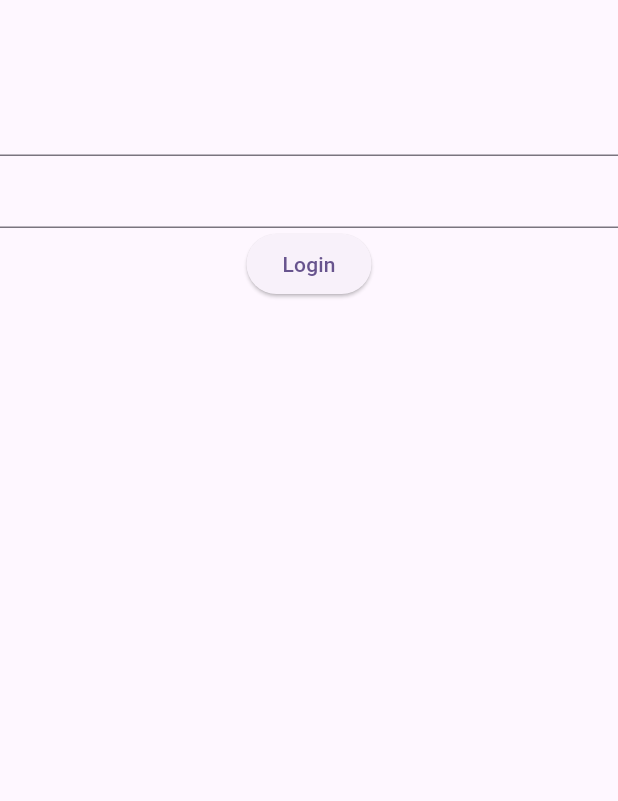
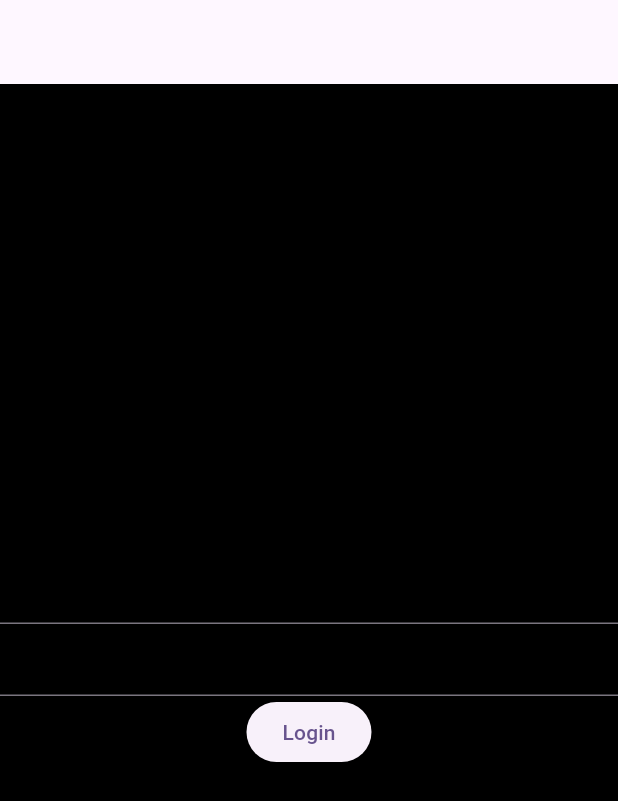
Before and after one commit to TunahanKaryagdi/bloc_example, a Flutter app: the screen it shows after launch, on a phone screen of 412 x 824 dp. Shown: the top 801 px of the screen. Run offline on Flutter 3.47's test engine with Material 2 defaults, Android fonts, the phone set to English and light mode, and no system bars; our stand-ins replace dio, flutter_bloc.

Commit message:
dio added

```diff
--- a/lib/login/login_cubit.dart
+++ b/lib/login/login_cubit.dart
@@ -1,14 +1,18 @@
+import 'package:bloc_example/model/login_request_model.dart';
+import 'package:bloc_example/service/login_service.dart';
 import 'package:flutter_bloc/flutter_bloc.dart';
 
 final class LoginCubit extends Cubit<LoginState> {
-  LoginCubit() : super(LoginInit());
+  LoginCubit(this.loginService) : super(LoginInit());
 
+  final LoginService loginService;
   bool isSuccessful = true;
 
-  Future<void> login(String username, String password) async {
+  Future<void> login(String email, String password) async {
     emit(LoginLoading());
-    await Future.delayed(const Duration(seconds: 3));
-    isSuccessful ? emit(LoginSuccessful()) : emit(LoginFail());
+    bool isSuccess =
+        await loginService.login(LoginRequestModel(email, password));
+    isSuccess ? emit(LoginSuccessful()) : emit(LoginFail("an error occured"));
   }
 }
 
@@ -16,7 +20,11 @@ abstract class LoginState {}
 
 final class LoginInit extends LoginState {}
 
-final class LoginFail extends LoginState {}
+final class LoginFail extends LoginState {
+  final String errorMessage;
+
+  LoginFail(this.errorMessage);
+}
 
 final class LoginSuccessful extends LoginState {}
 
--- a/lib/login/login_view.dart
+++ b/lib/login/login_view.dart
@@ -1,5 +1,6 @@
 import 'package:bloc_example/home/home_view.dart';
 import 'package:bloc_example/login/login_cubit.dart';
+import 'package:bloc_example/service/login_service.dart';
 import 'package:flutter/material.dart';
 import 'package:flutter_bloc/flutter_bloc.dart';
 
@@ -7,8 +8,7 @@ class LoginView extends StatelessWidget {
   LoginView({super.key});
 
   final String _loginText = "Login";
-  final String _cannotLogin = "Cannot login";
-  final TextEditingController _usernameController = TextEditingController();
+  final TextEditingController _emailController = TextEditingController();
   final TextEditingController _passwordController = TextEditingController();
 
   @override
@@ -16,14 +16,14 @@ class LoginView extends StatelessWidget {
     return Scaffold(
       appBar: AppBar(),
       body: BlocProvider(
-        create: (context) => LoginCubit(),
+        create: (context) => LoginCubit(LoginService()),
         child: BlocConsumer<LoginCubit, LoginState>(
           listener: (context, state) {
             if (state is LoginFail) {
               showBottomSheet(
                 context: context,
                 builder: (context) => SizedBox(
-                  child: Text(_cannotLogin),
+                  child: Text(state.errorMessage),
                 ),
               );
             }
@@ -43,22 +43,26 @@ class LoginView extends StatelessWidget {
     );
   }
 
-  Column _body(BuildContext context, Object? state) {
-    return Column(
+  Container _body(BuildContext context, Object? state) {
+    return Container(
+      color: Colors.black,
+      child: Column(
+        mainAxisAlignment: MainAxisAlignment.center,
         children: [
           state is LoginLoading
               ? const CircularProgressIndicator()
               : const SizedBox(),
           TextField(
-          controller: _usernameController,
+            controller: _emailController,
           ),
           TextField(controller: _passwordController),
           ElevatedButton(
               onPressed: () => context
                   .read<LoginCubit>()
-                .login(_usernameController.text, _passwordController.text),
+                  .login(_emailController.text, _passwordController.text),
               child: Text(_loginText))
         ],
+      ),
     );
   }
 }
--- a/lib/main.dart
+++ b/lib/main.dart
@@ -1,3 +1,4 @@
+import 'package:bloc_example/home/home_view.dart';
 import 'package:bloc_example/login/login_view.dart';
 import 'package:flutter/material.dart';
 
--- /dev/null
+++ b/lib/model/login_request_model.dart
@@ -0,0 +1,14 @@
+class LoginRequestModel {
+  String email;
+  String password;
+
+  LoginRequestModel(this.email, this.password);
+
+  factory LoginRequestModel.fromJson(Map<String, dynamic> json) {
+    return LoginRequestModel(json["email"], "password");
+  }
+
+  Map<String, dynamic> toMap() {
+    return {"email": email, "password": password};
+  }
+}
--- /dev/null
+++ b/lib/service/dio_helper.dart
@@ -0,0 +1,11 @@
+import 'package:bloc_example/utils/service_enum.dart';
+import 'package:dio/dio.dart';
+
+class DioHelper {
+  static Dio? _dio;
+
+  static Dio get dio {
+    _dio ??= Dio(BaseOptions(baseUrl: ServiceEnum.baseUrl.name));
+    return _dio!;
+  }
+}
--- /dev/null
+++ b/lib/utils/service_enum.dart
@@ -0,0 +1,7 @@
+enum ServiceEnum {
+  baseUrl("https://reqres.in/api/login"),
+  loginPath("/api/login");
+
+  final String name;
+  const ServiceEnum(this.name);
+}
--- a/pubspec.yaml
+++ b/pubspec.yaml
@@ -32,7 +32,7 @@ dependencies:
     sdk: flutter
 
   flutter_bloc: ^8.1.3
-
+  dio: ^5.3.3
 
 
   # The following adds the Cupertino Icons font to your application.
```
Also changed, not shown: lib/service/login_service.dart (added, +15 -0 lines), pubspec.lock. Lines whose indentation alone changed are shown as unchanged.
